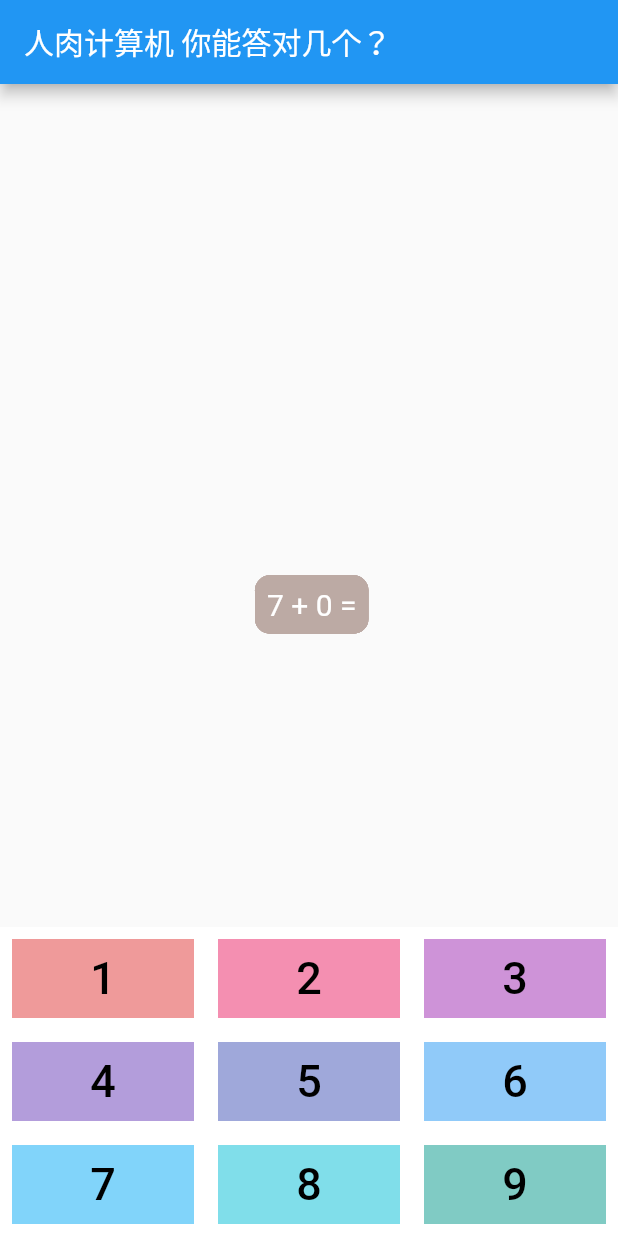
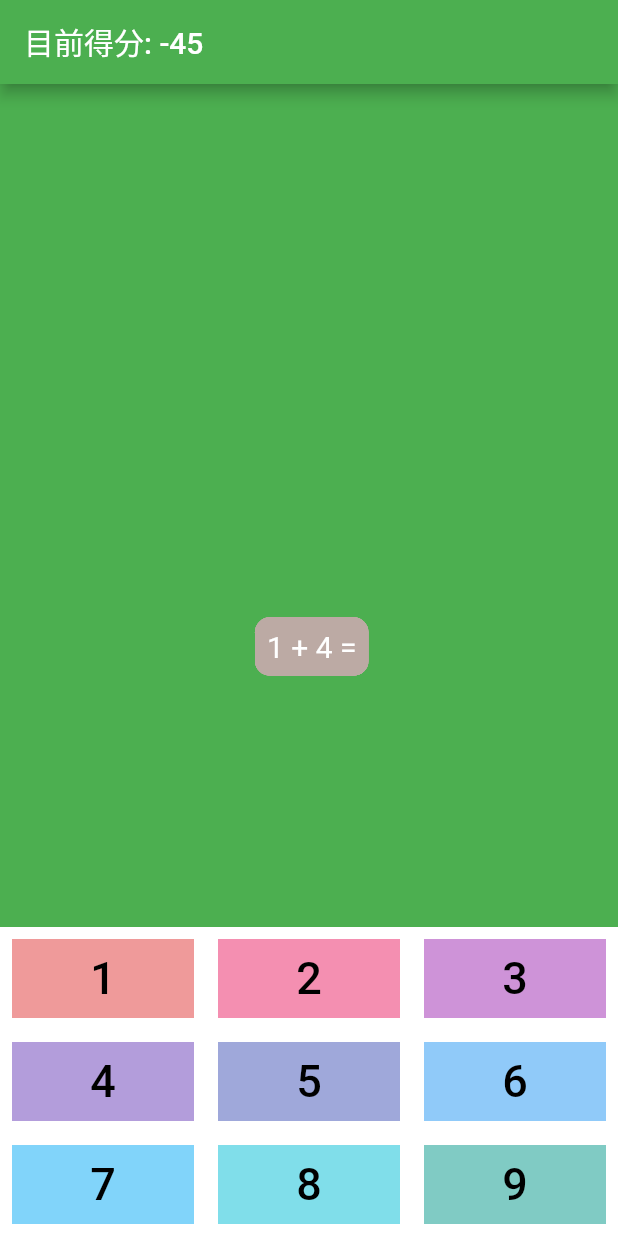
Before and after one commit to acmenlei/puzzies-game, a Flutter app: the screen it shows after launch, on a phone screen of 412 x 824 dp. Run offline on Flutter 3.47's test engine with Material 2 defaults, Android fonts, the phone set to English and light mode, and no system bars.

Commit message:
feat: 分数统计

```diff
--- /dev/null
+++ b/lib/keypad.dart
@@ -0,0 +1,38 @@
+import 'dart:async';
+
+import 'package:flutter/material.dart';
+
+class KeyPad extends StatelessWidget {
+  final StreamController stream;
+
+  const KeyPad({Key? key, required this.stream}) : super(key: key);
+
+  @override
+  Widget build(BuildContext context) {
+    return Container(
+      color: Colors.white,
+      child: GridView.builder(
+        shrinkWrap: true,
+        padding: const EdgeInsets.all(0),
+        physics: const NeverScrollableScrollPhysics(),
+        itemCount: 9,
+        // 网格视图中元素的总数
+        gridDelegate: const SliverGridDelegateWithFixedCrossAxisCount(
+            crossAxisCount: 3, childAspectRatio: 2 / 1),
+        itemBuilder: (BuildContext context, int index) {
+          return TextButton(
+            onPressed: () => stream.sink.add(index + 1),
+            child: Container(
+              color: Colors.primaries[index % Colors.primaries.length][200],
+              alignment: Alignment.center,
+              child: Text(
+                "${index + 1}",
+                style: const TextStyle(fontSize: 30, color: Colors.black),
+              ),
+            ),
+          );
+        },
+      ),
+    );
+  }
+}
--- a/lib/main.dart
+++ b/lib/main.dart
@@ -1,6 +1,8 @@
-import 'dart:math';
+import 'dart:async';
 
 import 'package:flutter/material.dart';
+import 'package:flutter_app/keypad.dart';
+import 'package:flutter_app/puzzles.dart';
 
 void main() => runApp(const MyApp());
 
@@ -11,7 +13,7 @@ class MyApp extends StatelessWidget {
   Widget build(BuildContext context) {
     return MaterialApp(
       title: "Flutter Test",
-      theme: ThemeData(primarySwatch: Colors.blue),
+      theme: ThemeData(primarySwatch: Colors.green),
       home: const HomeView(),
     );
   }
@@ -25,16 +27,37 @@ class HomeView extends StatefulWidget {
 }
 
 class _HomeViewState extends State<HomeView> {
+  late final StreamController _streamController = StreamController.broadcast();
+  late final StreamController _scoreController = StreamController.broadcast();
+
+  @override
+  void initState() {
+    super.initState();
+  }
+
+  @override
+  void dispose() {
+    super.dispose();
+    _streamController.close();
+    _scoreController.close();
+  }
+
   @override
   Widget build(BuildContext context) {
     return Scaffold(
-      appBar: AppBar(title: const Text("人肉计算机 你能答对几个？")),
+      backgroundColor: Colors.green,
+      appBar: AppBar(title: PuzzlesScore(scoreController: _scoreController)),
       body: Stack(
         children: [
-          ...List.generate(5, (index) => const Puzzles()),
-          const Align(
+          ...List.generate(
+              5,
+              (index) => Puzzles(
+                  key: ValueKey(index),
+                  stream: _streamController,
+                  scoreController: _scoreController)),
+          Align(
             alignment: Alignment.bottomCenter,
-            child: KeyPad(),
+            child: KeyPad(stream: _streamController),
           )
         ],
       ),
@@ -42,103 +65,30 @@ class _HomeViewState extends State<HomeView> {
   }
 }
 
-class Puzzles extends StatefulWidget {
-  const Puzzles({Key? key}) : super(key: key);
+class PuzzlesScore extends StatefulWidget {
+  late StreamController scoreController;
+
+  PuzzlesScore({Key? key, required this.scoreController}) : super(key: key);
 
   @override
-  State<Puzzles> createState() => _PuzzlesState();
+  State<PuzzlesScore> createState() => _PuzzlesScoreState();
 }
 
-class _PuzzlesState extends State<Puzzles> with SingleTickerProviderStateMixin {
-  int a = 0, b = 0, top = 0, left = 0;
-  final Color color =
-      Colors.primaries[Random().nextInt(Colors.primaries.length)][200]!;
-  late AnimationController _controller;
+class _PuzzlesScoreState extends State<PuzzlesScore> {
+  int score = 0;
 
-  @override // 重写的需要热重启
+  @override
   void initState() {
     super.initState();
-    _controller = AnimationController(vsync: this);
-    reset();
-    _controller.addStatusListener((status) {
-      if (status == AnimationStatus.completed) {
-        // print("完成，重新绘制");
-        reset();
-      }
+    widget.scoreController.stream.listen((event) {
+      setState(() {
+        score += event as int;
+      });
     });
-  }
-
-  void reset() {
-    top = 0;
-    a = Random().nextInt(9);
-    b = Random().nextInt(9 - a);
-    left = Random().nextInt(350);
-    _controller.duration = Duration(seconds: Random().nextInt(10) + 2);
-    _controller.forward(from: 0.0);
-  }
-
-  @override
-  void dispose() {
-    super.dispose();
-    _controller.dispose();
   }
 
   @override
   Widget build(BuildContext context) {
-    return AnimatedBuilder(
-      animation: _controller,
-      builder: (_, __) => Positioned(
-        top: (MediaQuery.of(context).size.height - 300) * _controller.value,
-        left: left.toDouble(),
-        child: Container(
-          padding: const EdgeInsets.all(8),
-          decoration: BoxDecoration(
-              borderRadius: const BorderRadius.all(Radius.circular(10.0)),
-              color: color),
-          child: Text(
-            "$a + $b =",
-            style: const TextStyle(fontSize: 20, color: Colors.white),
-          ),
-        ),
-      ),
-    );
+    return Text('目前得分: $score');
   }
 }
-
-class KeyPad extends StatelessWidget {
-  const KeyPad({Key? key}) : super(key: key);
-
-  @override
-  Widget build(BuildContext context) {
-    return Container(
-      color: Colors.white,
-      child: GridView.builder(
-        shrinkWrap: true,
-        padding: const EdgeInsets.all(0),
-        physics: const NeverScrollableScrollPhysics(),
-        itemCount: 9,
-        // 网格视图中元素的总数
-        gridDelegate: const SliverGridDelegateWithFixedCrossAxisCount(
-            crossAxisCount: 3, childAspectRatio: 2 / 1),
-        itemBuilder: (BuildContext context, int index) {
-          return TextButton(
-            onPressed: () => handlerKeyPadTapEvent(index),
-            child: Container(
-              color: Colors.primaries[index % Colors.primaries.length][200],
-              alignment: Alignment.center,
-              child: Text(
-                "${index + 1}",
-                style: const TextStyle(fontSize: 30, color: Colors.black),
-              ),
-            ),
-          );
-        },
-      ),
-    );
-  }
-
-  // 点击的是哪项
-  void handlerKeyPadTapEvent(int index) {
-    print(index);
-  }
-}
--- /dev/null
+++ b/lib/puzzles.dart
@@ -0,0 +1,85 @@
+import 'dart:async';
+import 'dart:math';
+
+import 'package:flutter/material.dart';
+
+class Puzzles extends StatefulWidget {
+  final StreamController stream;
+  final StreamController scoreController;
+
+  const Puzzles({Key? key, required this.stream, required this.scoreController})
+      : super(key: key);
+
+  @override
+  State<Puzzles> createState() => _PuzzlesState();
+}
+
+class _PuzzlesState extends State<Puzzles> with SingleTickerProviderStateMixin {
+  int a = 0, b = 0, left = 0;
+  late Color color;
+  late AnimationController _controller;
+
+  @override // 重写的需要热重启
+  void initState() {
+    super.initState();
+    // 初始化动画控制器
+    _controller = AnimationController(vsync: this);
+    // 初始化题目位置信息
+    reset();
+    // 监听动画状态：正在执行 || 已经完成
+    _controller.addStatusListener((status) {
+      if (status == AnimationStatus.completed) {
+        widget.scoreController.sink.add(-3);
+        reset();
+        _controller.forward(from: 0.0);
+      }
+    });
+    // 监听键盘的输入内容，判断答案是否正确
+    widget.stream.stream.listen((event) {
+      if (event == a + b) {
+        widget.scoreController.sink.add(5);
+        reset();
+        // 动画继续从0开始播放
+        _controller.forward(from: 0.0);
+      }
+    });
+    // 初始化开始位置
+    _controller.forward(from: Random().nextDouble());
+  }
+
+  void reset() {
+    a = Random().nextInt(5) + 1;
+    b = Random().nextInt(9 - a);
+    left = Random().nextInt(350);
+    color = Colors.primaries[Random().nextInt(Colors.primaries.length)][200]!;
+    _controller.duration = Duration(seconds: Random().nextInt(10) + 2);
+  }
+
+  @override
+  void dispose() {
+    super.dispose();
+    _controller.dispose(); // 销毁
+  }
+
+  @override
+  Widget build(BuildContext context) {
+    double deviceHeight = MediaQuery.of(context).size.height;
+    return AnimatedBuilder(
+      animation: _controller,
+      builder: (_, __) => Positioned(
+        top: (deviceHeight - 350) * _controller.value,
+        left: left.toDouble(),
+        child: Container(
+          padding: const EdgeInsets.all(8),
+          decoration: BoxDecoration(
+              borderRadius: const BorderRadius.all(Radius.circular(10.0)),
+              color: color),
+          child: Text(
+            "$a + $b =",
+            style: const TextStyle(fontSize: 20, color: Colors.white),
+          ),
+        ),
+      ),
+    );
+  }
+}
```
Also changed, not shown: lib/animated_counter.dart (deleted, +0 -42 lines).
